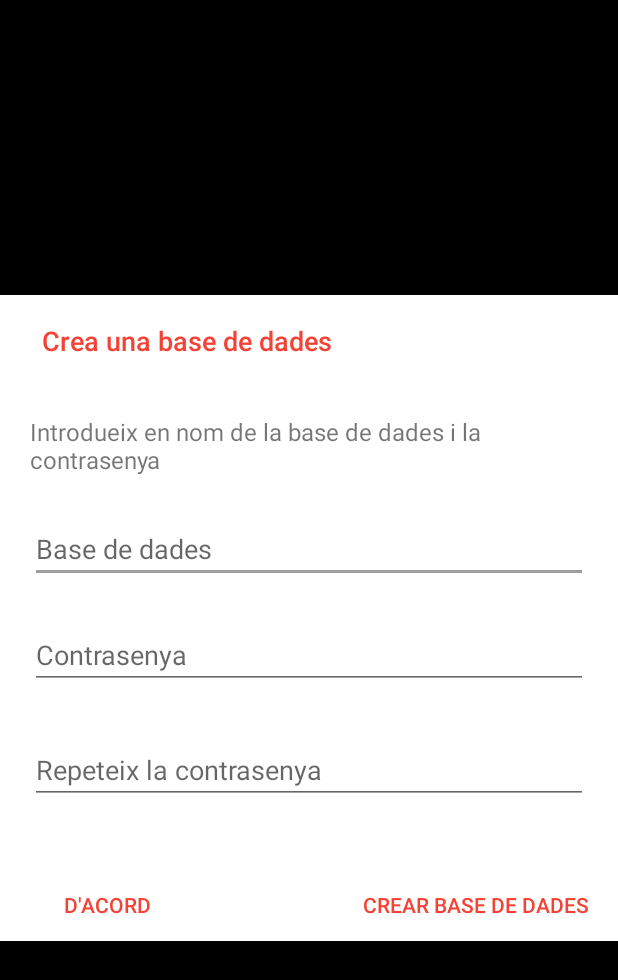
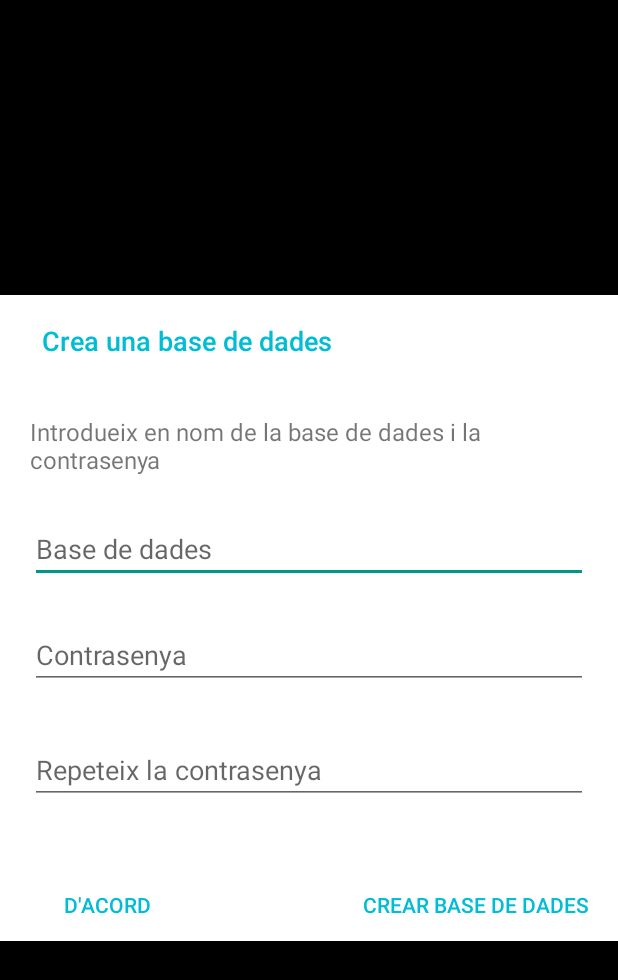
Before and after one commit to rmiguel1985/AndroKeePass, an Android app: the CreateDatabaseActivity screen opened directly, with no data from a screen before it, on a phone screen of 412 x 824 dp. Shown: the top 980 px of the screen. Run offline under Robolectric (Android 15) with nearby library versions, the phone set to English and light mode, and no system bars; our stand-ins replace ButterKnife, Timber.

Commit message:
update launcher icon and style colors

```diff
--- a/app/src/main/res/values/colors.xml
+++ b/app/src/main/res/values/colors.xml
@@ -1,11 +1,11 @@
 <?xml version="1.0" encoding="utf-8"?>
 <resources>
-    <color name="colorPrimary">#F44336</color>
-    <color name="colorPrimaryDark">#D32F2F</color>
-    <color name="colorAccent">#9E9E9E</color>
+    <color name="colorPrimary">#00BCD4</color>
+    <color name="colorPrimaryDark">#0097A7</color>
+    <color name="colorAccent">#009688</color>
     <color name="primaryText">#212121</color>
     <color name="secondaryText">#757575</color>
-    <color name="background_material_light">#21313e</color>
+    <color name="background_material_light">#ffffff</color>
 
     <color name="white">#ffffff</color>
 </resources>
```
Also changed, not shown: app/src/main/res/mipmap-hdpi/ic_launcher.png, app/src/main/res/mipmap-mdpi/ic_launcher.png, app/src/main/res/mipmap-xhdpi/ic_launcher.png, app/src/main/res/mipmap-xxhdpi/ic_launcher.png, app/src/main/res/mipmap-xxxhdpi/ic_launcher.png.
